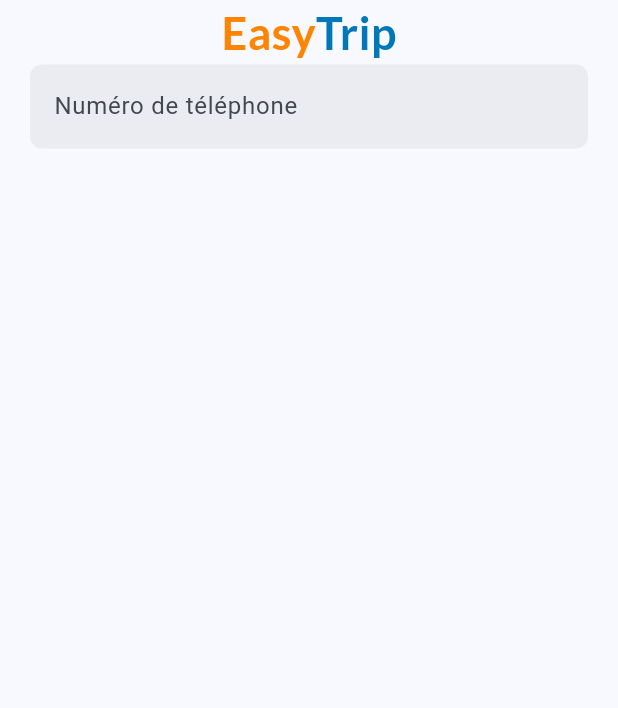
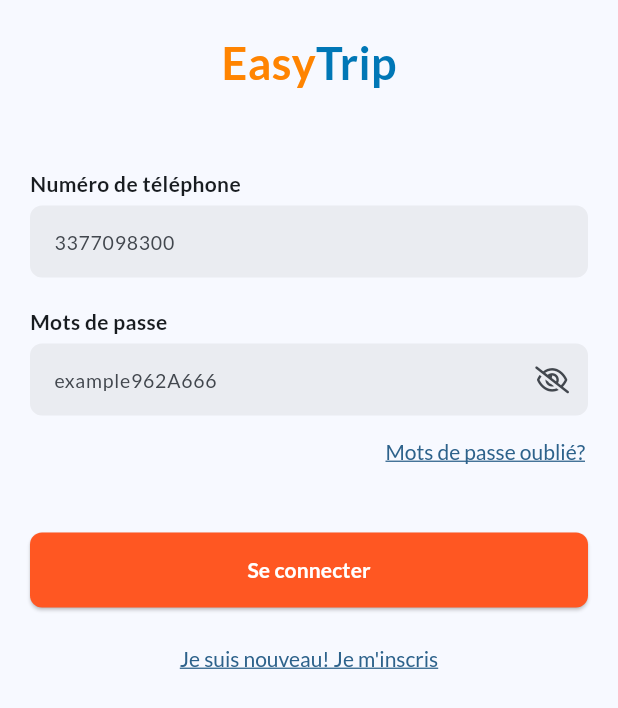
Before and after one commit to imdadAdelabou/EasyTrip, a Flutter app: the LoginView screen opened by its route, on a phone screen of 412 x 824 dp. Shown: the top 708 px of the screen. Run offline on Flutter 3.47's test engine with Material 2 defaults, Android fonts, the light colour scheme and no system bars; our stand-ins replace flutter_svg, font_awesome_flutter, gap, google_fonts.

Commit message:
[FEAT] Finish login View page

```diff
--- /dev/null
+++ b/lib/components/custom_textbtn.dart
@@ -0,0 +1,37 @@
+import "package:flutter/material.dart";
+import "package:google_fonts/google_fonts.dart";
+
+class CustomTextbtn extends StatelessWidget {
+  final Function()? action;
+  final String label;
+  final TextDecoration? textDecoration;
+  const CustomTextbtn({
+    super.key,
+    required this.label,
+    this.textDecoration,
+    this.action,
+  });
+
+  @override
+  Widget build(BuildContext context) {
+    return TextButton(
+      style: ButtonStyle(
+        shape: MaterialStatePropertyAll(
+          RoundedRectangleBorder(
+            borderRadius: BorderRadius.circular(4.0),
+          ),
+        ),
+        textStyle: MaterialStatePropertyAll(
+          GoogleFonts.lato(
+            decoration: textDecoration,
+          ),
+        ),
+        padding: const MaterialStatePropertyAll(
+          EdgeInsets.all(2.0),
+        ),
+      ),
+      onPressed: action,
+      child: Text(label),
+    );
+  }
+}
--- a/lib/components/custom_textfield.dart
+++ b/lib/components/custom_textfield.dart
@@ -1,29 +1,75 @@
+import "package:easy_trip/utils/constant.dart";
 import "package:easy_trip/utils/styles.dart";
 import "package:flutter/material.dart";
+import "package:font_awesome_flutter/font_awesome_flutter.dart";
+import "package:google_fonts/google_fonts.dart";
 
-class CustomTextField extends StatelessWidget {
+class CustomTextField extends StatefulWidget {
   final bool filled;
   final Color fillColor;
   final String? hintText;
+  final TextInputType keyboardType;
+  final bool obscureText;
+  final TypeInput typeInput;
+
   const CustomTextField({
     super.key,
     this.filled = true,
     this.fillColor = Colors.grey,
     this.hintText,
+    this.keyboardType = TextInputType.text,
+    this.obscureText = false,
+    this.typeInput = TypeInput.text,
   });
+
+  @override
+  State<CustomTextField> createState() => _CustomTextFieldState();
+}
+
+class _CustomTextFieldState extends State<CustomTextField> {
+  bool isOpen = false;
+
+  @override
+  void initState() {
+    super.initState();
+    isOpen = widget.obscureText;
+  }
 
   @override
   Widget build(BuildContext context) {
     return TextFormField(
       decoration: InputDecoration(
-        hintText: hintText,
-        filled: filled,
+          hintText: widget.hintText,
+          hintStyle: GoogleFonts.lato(
+            fontSize: 13.0,
+          ),
+          filled: widget.filled,
           fillColor: AppColor.greyColor.withOpacity(0.1),
           border: OutlineInputBorder(
             borderSide: BorderSide.none,
             borderRadius: BorderRadius.circular(8.0),
           ),
+          isDense: true,
+          focusedBorder: OutlineInputBorder(
+            borderSide: BorderSide(
+              width: 2.0,
+              color: AppColor.blueOceanColor,
             ),
+            borderRadius: BorderRadius.circular(8.0),
+          ),
+          suffixIcon: widget.typeInput == TypeInput.password
+              ? InkWell(
+                  onTap: () => setState(() {
+                    isOpen = !isOpen;
+                  }),
+                  child: Icon(
+                    isOpen ? FontAwesomeIcons.eye : FontAwesomeIcons.eyeSlash,
+                  ),
+                )
+              : null),
+      obscureText: !isOpen,
+      keyboardType: widget.keyboardType,
+      obscuringCharacter: '*',
     );
   }
 }
--- a/lib/utils/app_message.dart
+++ b/lib/utils/app_message.dart
@@ -2,4 +2,9 @@
   static String beginLabel = "Commencer";
   static String nextLabel = "Suivant";
   static String skipLabel = "Sauter";
+  static String phoneNumber = "Numéro de téléphone";
+  static String password = "Mots de passe";
+  static String iamLoginLabel = "Se connecter";
+  static String iamNewLabel = "Je suis nouveau! Je m'inscris";
+  static String passwordForget = "Mots de passe oublié?";
 }
--- a/lib/utils/constant.dart
+++ b/lib/utils/constant.dart
@@ -1,6 +1,8 @@
 //Onboarding sample content
 import 'package:easy_trip/models/onboarding/onboarding.model.dart';
 import 'package:easy_trip/utils/app_asset.dart';
+
+enum TypeInput { text, password }
 
 List<Onboarding> onBoardingFr = [
   Onboarding(
--- a/lib/views/auth/login.dart
+++ b/lib/views/auth/login.dart
@@ -1,8 +1,13 @@
+import "package:easy_trip/components/custom_btn.dart";
+import "package:easy_trip/components/custom_textbtn.dart";
 import "package:easy_trip/components/custom_textfield.dart";
 import "package:easy_trip/components/text_logo.dart";
+import "package:easy_trip/utils/app_message.dart";
 import "package:easy_trip/utils/constant.dart";
 import "package:easy_trip/utils/styles.dart";
 import "package:flutter/material.dart";
+import "package:gap/gap.dart";
+import "package:google_fonts/google_fonts.dart";
 
 class LoginView extends StatelessWidget {
   static String routeName = "/login";
@@ -17,12 +22,58 @@
             horizontal: horizontalSpaceBtwScreenAndComponent,
           ),
           child: Column(
+            crossAxisAlignment: CrossAxisAlignment.start,
             children: [
+              const Gap(20.0),
               TextLogo(
                 secondColor: AppColor.blueOceanColor,
               ),
-              CustomTextField(
-                hintText: "Numéro de téléphone",
+              const Gap(50.0),
+              Text(
+                AppMessage.phoneNumber,
+                style: GoogleFonts.lato(
+                  fontWeight: FontWeight.w600,
+                ),
+              ),
+              const Gap(4.0),
+              const CustomTextField(
+                hintText: '3377098300',
+                keyboardType: TextInputType.number,
+              ),
+              const Gap(20.0),
+              Text(
+                AppMessage.password,
+                style: GoogleFonts.lato(
+                  fontWeight: FontWeight.w600,
+                ),
+              ),
+              const Gap(4.0),
+              const CustomTextField(
+                hintText: 'example962A666',
+                keyboardType: TextInputType.text,
+                typeInput: TypeInput.password,
+                obscureText: false,
+              ),
+              Align(
+                alignment: Alignment.bottomRight,
+                child: CustomTextbtn(
+                  label: AppMessage.passwordForget,
+                  textDecoration: TextDecoration.underline,
+                  action: () {},
+                ),
+              ),
+              const Gap(30),
+              CustomBtn(
+                content: AppMessage.iamLoginLabel,
+                action: () {},
+              ),
+              const Gap(10.0),
+              Center(
+                child: CustomTextbtn(
+                  label: AppMessage.iamNewLabel,
+                  action: () {},
+                  textDecoration: TextDecoration.underline,
+                ),
               ),
             ],
           ),
--- a/lib/views/onBoarding/on_boarding.view.dart
+++ b/lib/views/onBoarding/on_boarding.view.dart
@@ -143,8 +143,7 @@
                     );
                     return;
                   }
-                  controller.animateToPage(
-                    currentIndex + 1,
+                  controller.nextPage(
                     duration: const Duration(seconds: 1),
                     curve: Curves.linear,
                   );
```
Lines whose indentation alone changed are shown as unchanged.
